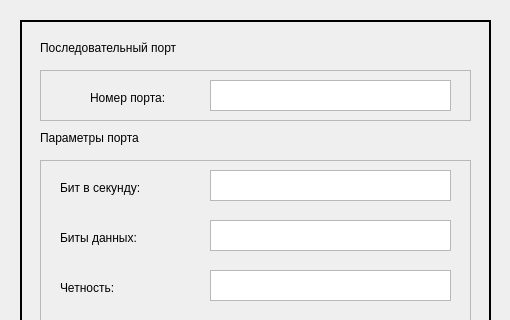
Before: the Qt Designer form first/parameters.ui in slmir/test, drawn with Qt 5; both pictures show x 0 to 510 and y 0 to 320 of the 510 by 537 pixel window.
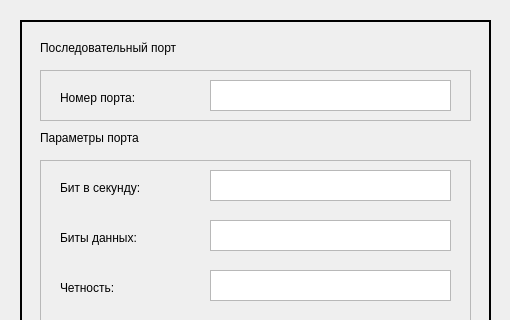
After: the same form once the commit is applied.

Diff of the .ui file:
```diff
--- a/first/parameters.ui
+++ b/first/parameters.ui
@@ -63,7 +63,7 @@
      <widget class="QLabel" name="label_2">
       <property name="geometry">
        <rect>
-        <x>50</x>
+        <x>20</x>
         <y>20</y>
         <width>91</width>
         <height>16</height>
```
Left out of the diff: 7 changed lines with no effect on the pictures.
